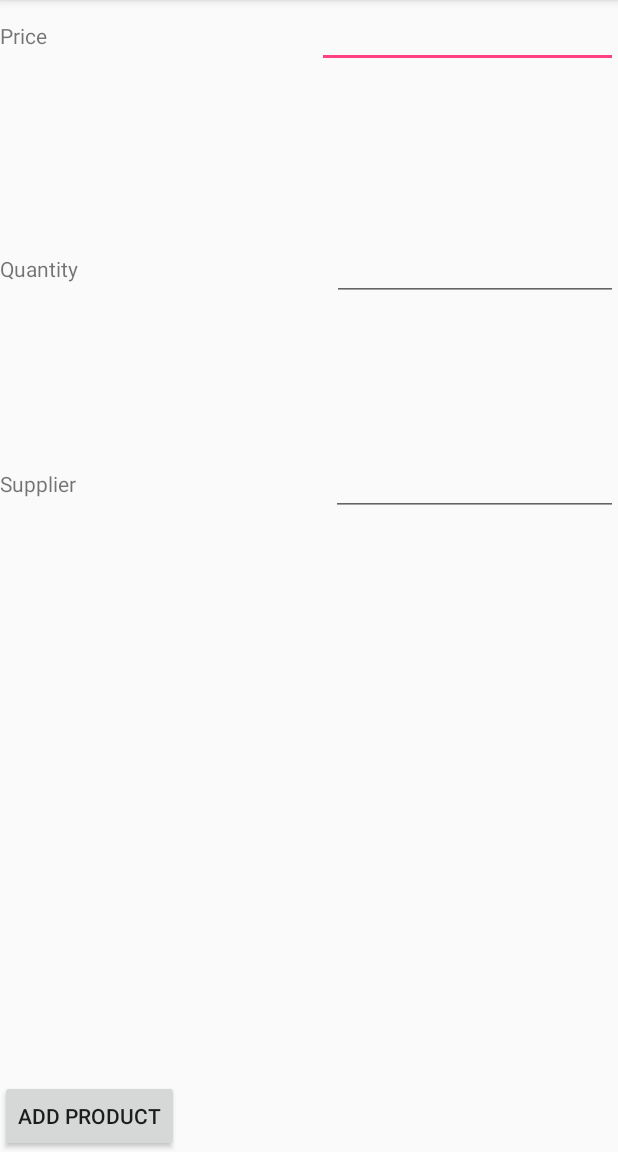
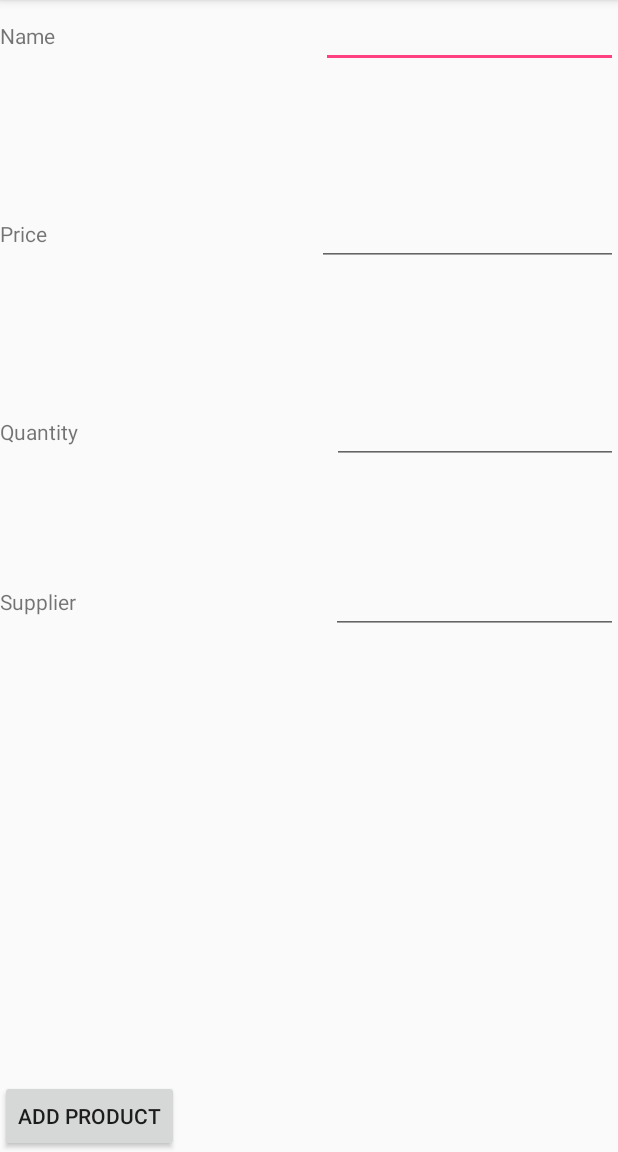
Before and after one commit to AZamalzoheir/storeapp, an Android app: the screen it shows after launch (editorActivity), after a tap on "ADD PRODUXT", on a phone screen of 412 x 824 dp, the part 84-1236 px from its top. Run offline under Robolectric (Android 15) with nearby library versions, the phone set to English and light mode, and no system bars; 1 statement that could not run was skipped.

Commit message:
second commit

```diff
--- a/app/src/main/java/com/example/amalzoheir/storeapp/MainActivity.java
+++ b/app/src/main/java/com/example/amalzoheir/storeapp/MainActivity.java
@@ -37,7 +37,7 @@ public class MainActivity extends AppCompatActivity {
                 startActivity(intent);
             }
         });
-displayDatabaseInfo();
+        displayDatabaseInfo();
     }
     private void displayDatabaseInfo() {
         // To access our database, we instantiate our subclass of SQLiteOpenHelper
@@ -45,14 +45,14 @@ displayDatabaseInfo();
        ProductDbHelper mDbHelper = new ProductDbHelper(this);
 
         // Create and/or open a database to read from it
-        SQLiteDatabase db = mDbHelper.getReadableDatabase();
 
         // Perform this raw SQL query "SELECT * FROM pets"
         // to get a Cursor that contains all rows from the pets table.
 
         String []projection={
                 ProductContract.ProductEntry._ID,
-                ProductContract.ProductEntry.COLUMN_PRODUCT_PEICE,
+                ProductContract.ProductEntry.COLUMN_PRODUCT_NAME,
+                ProductContract.ProductEntry.COLUMN_PRODUCT_PRICE,
                 ProductContract.ProductEntry.COLUMN_PRODUCT_QUANTITY,
                 ProductContract.ProductEntry.COLUMN_PRODUCT_SUPPLIER
 
@@ -65,7 +65,8 @@ displayDatabaseInfo();
     }
     private void insertPet(){
         ContentValues contentValues=new ContentValues();
-        contentValues.put(ProductContract.ProductEntry.COLUMN_PRODUCT_PEICE, 6);
+        contentValues.put(ProductContract.ProductEntry.COLUMN_PRODUCT_NAME, "book");
+        contentValues.put(ProductContract.ProductEntry.COLUMN_PRODUCT_PRICE, 6);
         contentValues.put(ProductContract.ProductEntry.COLUMN_PRODUCT_QUANTITY, 7);
         contentValues.put(ProductContract.ProductEntry.COLUMN_PRODUCT_SUPPLIER, "AMC");
         contentValues.put(ProductContract.ProductEntry.COLUMN_PRODUCT_PICTURE,"");
--- a/app/src/main/java/com/example/amalzoheir/storeapp/data/ProductContract.java
+++ b/app/src/main/java/com/example/amalzoheir/storeapp/data/ProductContract.java
@@ -21,7 +21,8 @@ public static final class ProductEntry implements BaseColumns{
             ContentResolver.CURSOR_ITEM_BASE_TYPE + "/" + CONTENT_AUTHORITY + "/" + PATH_Product;
     public final static String TABLE_NAME="Product";
     public final static String _ID= BaseColumns._ID;
-    public final static String COLUMN_PRODUCT_PEICE="price";
+    public final static String COLUMN_PRODUCT_NAME="price";
+    public final static String COLUMN_PRODUCT_PRICE="price";
     public final static String COLUMN_PRODUCT_QUANTITY="quantity";
     public final static String COLUMN_PRODUCT_SUPPLIER="supplier";
     public final static String COLUMN_PRODUCT_PICTURE="picture";
--- a/app/src/main/java/com/example/amalzoheir/storeapp/data/ProductDbHelper.java
+++ b/app/src/main/java/com/example/amalzoheir/storeapp/data/ProductDbHelper.java
@@ -18,7 +18,8 @@ public class ProductDbHelper extends SQLiteOpenHelper {
     public void onCreate(SQLiteDatabase sqLiteDatabase) {
         String SQL_CREATE_PETS_TABLE =  "CREATE TABLE " + ProductContract.ProductEntry.TABLE_NAME + " ("
                 +ProductContract.ProductEntry._ID+ " INTEGER PRIMARY KEY AUTOINCREMENT, "
-                + ProductContract.ProductEntry.COLUMN_PRODUCT_PEICE+ "  INTEGER NOT NULL DEFAULT 0, "
+                + ProductContract.ProductEntry.COLUMN_PRODUCT_NAME+ " Text, "
+                + ProductContract.ProductEntry.COLUMN_PRODUCT_PRICE+ "  INTEGER NOT NULL DEFAULT 0, "
                 +  ProductContract.ProductEntry.COLUMN_PRODUCT_QUANTITY+ "  INTEGER NOT NULL DEFAULT 0, "
                 + ProductContract.ProductEntry.COLUMN_PRODUCT_SUPPLIER+ " Text, "
                 +ProductContract.ProductEntry.COLUMN_PRODUCT_PICTURE  + " Blob null);";
--- a/app/src/main/java/com/example/amalzoheir/storeapp/editorActivity.java
+++ b/app/src/main/java/com/example/amalzoheir/storeapp/editorActivity.java
@@ -13,6 +13,7 @@ import android.widget.Toast;
 import com.example.amalzoheir.storeapp.data.ProductContract;
 
 public class editorActivity extends AppCompatActivity {
+    EditText nameText;
     EditText priceText;
     EditText quantityText;
     EditText supplierText;
@@ -21,6 +22,7 @@ public class editorActivity extends AppCompatActivity {
     protected void onCreate(Bundle savedInstanceState) {
         super.onCreate(savedInstanceState);
         setContentView(R.layout.activity_editor);
+        nameText=(EditText)findViewById(R.id.name);
         priceText=(EditText)findViewById(R.id.price);
         quantityText=(EditText)findViewById(R.id.quantity);
         supplierText=(EditText)findViewById(R.id.supplier);
@@ -33,6 +35,7 @@ public class editorActivity extends AppCompatActivity {
         });
     }
     private void savePet() {
+        String nameString= nameText.getText().toString().trim();
         String priceString= priceText.getText().toString().trim();
         String quantityString = quantityText.getText().toString().trim();
         String supplierString = supplierText.getText().toString().trim();
@@ -46,7 +49,8 @@ public class editorActivity extends AppCompatActivity {
         if (!TextUtils.isEmpty(priceString)) {
             quantity= Integer.parseInt(quantityString);
         }
-        contentValues.put(ProductContract.ProductEntry.COLUMN_PRODUCT_PEICE, price);
+        contentValues.put(ProductContract.ProductEntry.COLUMN_PRODUCT_PRICE, nameString);
+        contentValues.put(ProductContract.ProductEntry.COLUMN_PRODUCT_PRICE, price);
         contentValues.put(ProductContract.ProductEntry.COLUMN_PRODUCT_QUANTITY, quantity);
         contentValues.put(ProductContract.ProductEntry.COLUMN_PRODUCT_SUPPLIER, supplierString);
         contentValues.put(ProductContract.ProductEntry.COLUMN_PRODUCT_PICTURE,"");
--- a/app/src/main/res/layout/activity_editor.xml
+++ b/app/src/main/res/layout/activity_editor.xml
@@ -1,12 +1,30 @@
 <?xml version="1.0" encoding="utf-8"?>
 <LinearLayout xmlns:android="http://schemas.android.com/apk/res/android"
-    xmlns:app="http://schemas.android.com/apk/res-auto"
     xmlns:tools="http://schemas.android.com/tools"
     android:layout_width="match_parent"
     android:layout_height="match_parent"
     android:orientation="vertical"
     tools:context="com.example.amalzoheir.storeapp.editorActivity">
+    <LinearLayout
+        android:layout_width="match_parent"
+        android:layout_height="wrap_content"
+        android:layout_weight="0.10"
+        android:orientation="horizontal">
 
+        <TextView
+            android:id="@+id/name_text"
+            android:layout_width="wrap_content"
+            android:layout_height="wrap_content"
+            android:layout_weight="1"
+            android:text="Name" />
+
+        <EditText
+            android:id="@+id/name"
+            android:layout_width="wrap_content"
+            android:layout_height="wrap_content"
+            android:layout_weight="1" />
+
+    </LinearLayout>
     <LinearLayout
         android:layout_width="match_parent"
         android:layout_height="wrap_content"
```
